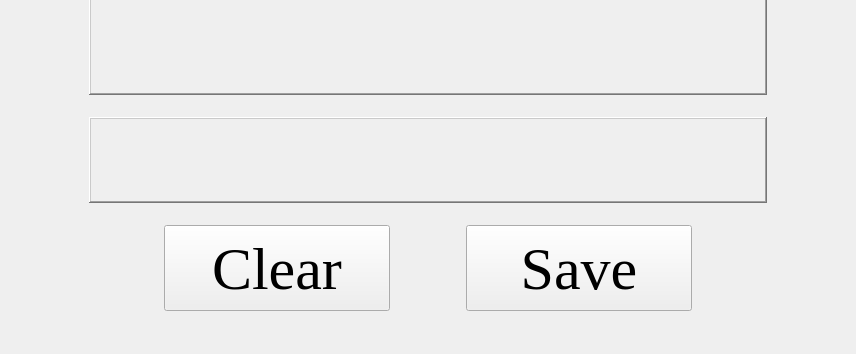
Qt form DeskTop App/UIs/message.ui (mohab-hisham/Smart-Home-System-controlled-by-EEG) before a commit; both pictures show x 0 to 856 and y 163 to 517 of the 856 by 517 pixel window.
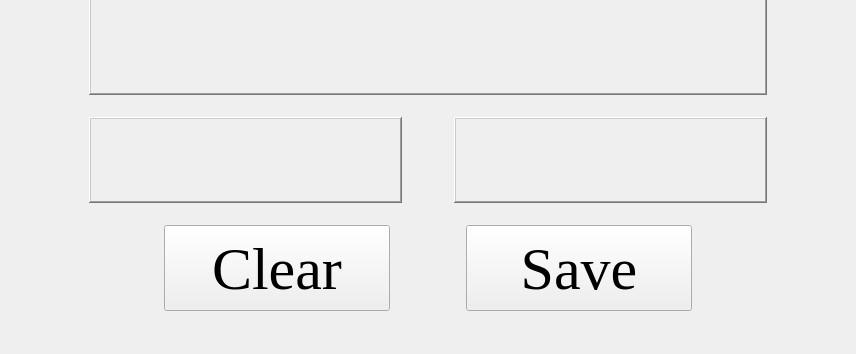
The same form after that commit.

```diff
--- a/DeskTop App/UIs/message.ui
+++ b/DeskTop App/UIs/message.ui
@@ -54,28 +54,6 @@
      </property>
     </widget>
    </item>
-   <item row="3" column="1">
-    <widget class="QLabel" name="code_label">
-     <property name="sizePolicy">
-      <sizepolicy hsizetype="Minimum" vsizetype="Minimum">
-       <horstretch>0</horstretch>
-       <verstretch>0</verstretch>
-      </sizepolicy>
-     </property>
-     <property name="frameShape">
-      <enum>QFrame::WinPanel</enum>
-     </property>
-     <property name="frameShadow">
-      <enum>QFrame::Raised</enum>
-     </property>
-     <property name="text">
-      <string/>
-     </property>
-     <property name="alignment">
-      <set>Qt::AlignCenter</set>
-     </property>
-    </widget>
-   </item>
    <item row="5" column="1">
     <layout class="QHBoxLayout" name="horizontalLayout" stretch="1,3,1,3,1">
      <item>
@@ -233,6 +211,67 @@
      </property>
     </spacer>
    </item>
+   <item row="3" column="1">
+    <layout class="QHBoxLayout" name="horizontalLayout_2" stretch="6,1,6">
+     <item>
+      <widget class="QLabel" name="code_label">
+       <property name="sizePolicy">
+        <sizepolicy hsizetype="Minimum" vsizetype="Minimum">
+         <horstretch>0</horstretch>
+         <verstretch>0</verstretch>
+        </sizepolicy>
+       </property>
+       <property name="frameShape">
+        <enum>QFrame::WinPanel</enum>
+       </property>
+       <property name="frameShadow">
+        <enum>QFrame::Raised</enum>
+       </property>
+       <property name="text">
+        <string/>
+       </property>
+       <property name="alignment">
+        <set>Qt::AlignCenter</set>
+       </property>
+      </widget>
+     </item>
+     <item>
+      <spacer name="horizontalSpacer_6">
+       <property name="orientation">
+        <enum>Qt::Horizontal</enum>
+       </property>
+       <property name="sizeHint" stdset="0">
+        <size>
+         <width>40</width>
+         <height>20</height>
+        </size>
+       </property>
+      </spacer>
+     </item>
+     <item>
+      <widget class="QLabel" name="info_label">
+       <property name="sizePolicy">
+        <sizepolicy hsizetype="Minimum" vsizetype="Minimum">
+         <horstretch>0</horstretch>
+         <verstretch>0</verstretch>
+        </sizepolicy>
+       </property>
+       <property name="frameShape">
+        <enum>QFrame::WinPanel</enum>
+       </property>
+       <property name="frameShadow">
+        <enum>QFrame::Raised</enum>
+       </property>
+       <property name="text">
+        <string/>
+       </property>
+       <property name="alignment">
+        <set>Qt::AlignCenter</set>
+       </property>
+      </widget>
+     </item>
+    </layout>
+   </item>
   </layout>
  </widget>
  <resources/>
```
